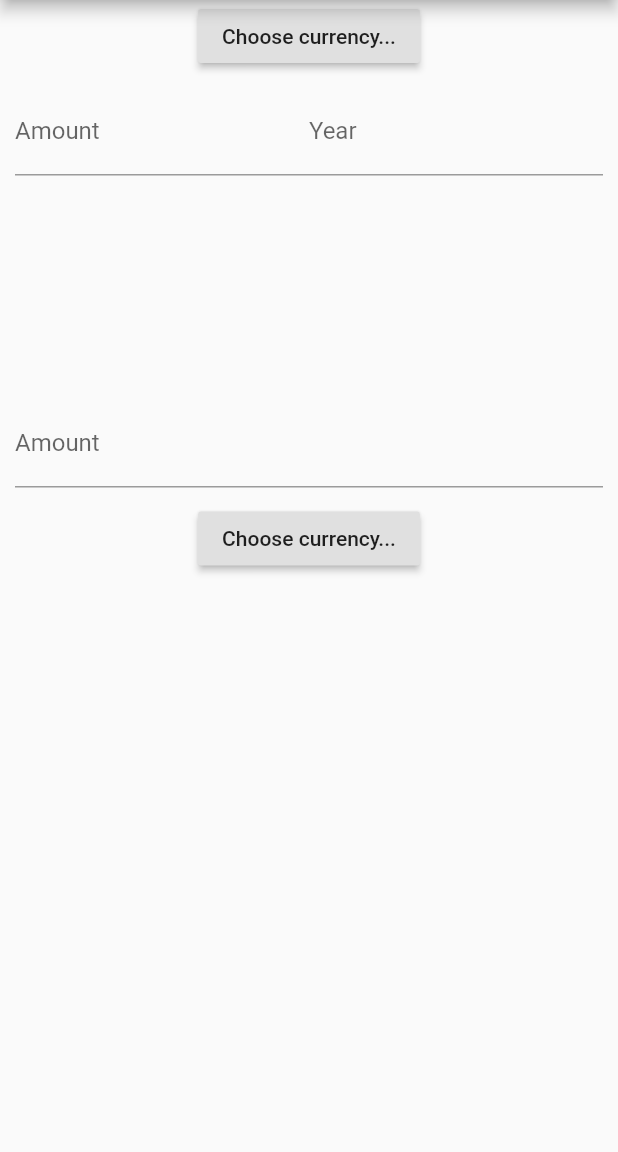
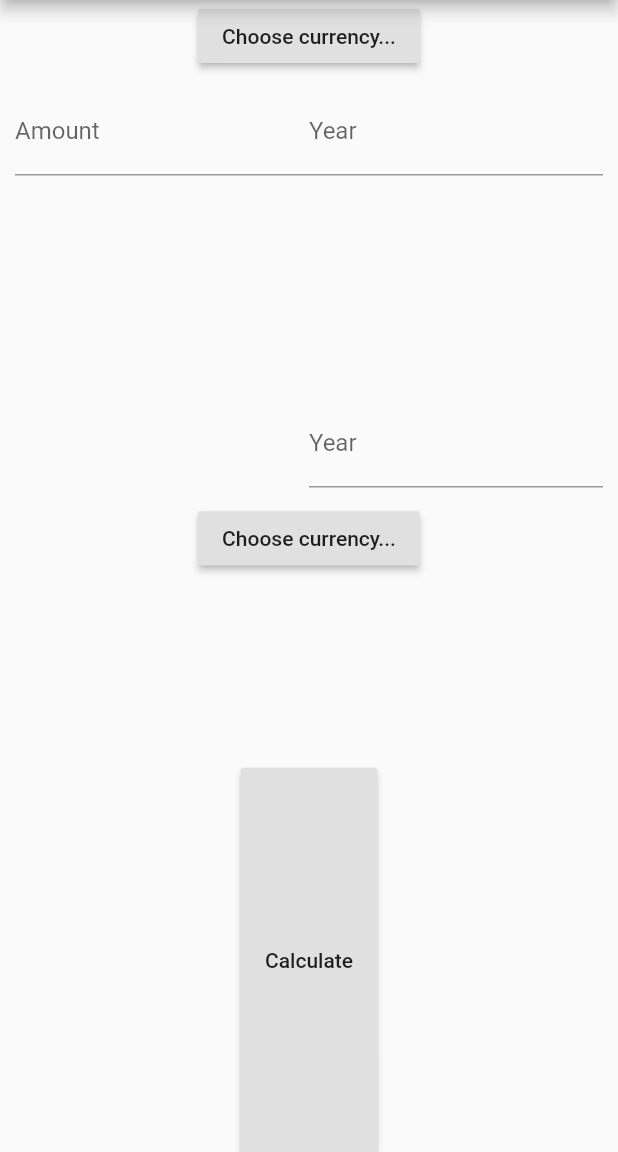
Before and after one commit to jltimm/inflation-calculator, a Flutter app: the screen it shows after launch, on a phone screen of 412 x 824 dp, the part 84-1236 px from its top. Run offline on Flutter 3.47's test engine with Material 2 defaults, Android fonts, the phone set to English and light mode, and no system bars.

Commit message:
big changes

```diff
--- a/lib/button.dart
+++ b/lib/button.dart
@@ -1,16 +1,16 @@
 import 'package:flutter/material.dart';
 import 'package:flutter/foundation.dart';
 
-class ButtonTest extends StatefulWidget {
-  ButtonTest({Key key, @required this.onTextChangedButton})
+class CurrencyButton extends StatefulWidget {
+  CurrencyButton({Key key, @required this.onTextChangedButton})
     : super(key: key);
 
   final ValueChanged<String> onTextChangedButton;
 
-  _ButtonTestState createState() => new _ButtonTestState();
+  _CurrencyButtonState createState() => new _CurrencyButtonState();
 }
 
-class _ButtonTestState extends State<ButtonTest> {
+class _CurrencyButtonState extends State<CurrencyButton> {
   String value = "";
 
   List<ListTile> getTiles() {
--- a/lib/main.dart
+++ b/lib/main.dart
@@ -5,6 +5,7 @@
 import 'package:flutter/material.dart';
 import 'textbox.dart';
 import 'button.dart';
+import 'dart:async';
 
 void main() {
   runApp(new InflationCalculator());
@@ -19,9 +20,9 @@ class _HomeState extends State<Home> {
   String _yearBefore = "";
   String _yearAfter = "";
   String _currencyBefore = "";
-  //String _currencyAfter = "";
   String _buttonBefore = "USD";
   String _buttonAfter = "USD";
+  String _value = "";
 
   void _handleYearBeforeChanged(String newString) {
     setState(() {
@@ -53,16 +54,10 @@ class _HomeState extends State<Home> {
     });
   }
 
-  // void _handleCurrencyAfterChanged(String newString) {
-  //   setState(() {
-  //     _currencyAfter = newString;
-  //   });
-  // }
-
   Widget buildBeforeInput() {
     return new Column(
       children: [
-        new ButtonTest(
+        new CurrencyButton(
           onTextChangedButton: _handleButtonBeforeChanged,
         ),
         new Container(
@@ -73,13 +68,13 @@ class _HomeState extends State<Home> {
               new Expanded(
                 child: new TextBoxTest(
                   label: "Amount",
-                  onTextChanged: _handleYearBeforeChanged,
+                  onTextChanged: _handleCurrencyBeforeChanged,
                 ),
               ),
               new Expanded(
                 child: new TextBoxTest(
                   label: "Year",
-                  onTextChanged: _handleCurrencyBeforeChanged,
+                  onTextChanged: _handleYearBeforeChanged,
                 ),
               ),
             ],
@@ -98,24 +93,95 @@ class _HomeState extends State<Home> {
             mainAxisAlignment: MainAxisAlignment.spaceEvenly,
             children:[
               new Expanded(
+                child: new Text(
+                  '$_value',
+                ),
+              ),
+              new Expanded(
                 child: new TextBoxTest(
-                  label: "Amount",
+                  label: "Year",
                   onTextChanged: _handleYearAfterChanged,
                 ),
               ),
-              // new Expanded(
-              //   child: new TextBoxTest(
-              //     label: "Year",
-              //     onTextChanged: _handleCurrencyAfterChanged,
-              //   ),
-              // ),
             ],
           )
         ),
-        new ButtonTest(
+        new CurrencyButton(
           onTextChangedButton: _handleButtonAfterChanged,
         ),
       ],
+    );
+  }
+
+  List<Widget> _buildErrorList(List<String> errors) {
+    List<Text> errorTextList = new List<Text>();
+    for (int i = 0; i < errors.length; i++) {
+      errorTextList.add(new Text(errors[i]));
+    }
+    return errorTextList;
+  }
+
+  Future<Null> _createBadDataAlertDialog(List<String> message) async {
+    return showDialog<Null>(
+      context: context,
+      barrierDismissible: false, // user must tap button!
+      child: new AlertDialog(
+        title: new Text('Error'),
+        content: new SingleChildScrollView(
+          child: new ListView(
+            children: [
+              //_buildErrorList(message),
+            ],
+          ),
+        ),
+        actions: [
+          new FlatButton(
+            child: new Text('Close'),
+            onPressed: () {
+              Navigator.of(context).pop();
+            },
+          ),
+        ],
+      ),
+    );
+  }
+
+  void _calculate() {
+    int yearBeforeInt;
+    int yearAfterInt;
+    double currencyBeforeDouble;
+    var errors = [];
+    try {
+      yearBeforeInt = int.parse(_yearBefore);
+    } catch(exception) {
+      //_createBadDataAlertDialog("Error! year before");
+      errors.add("Year before is empty or not a number.");
+    }
+    try {
+      yearAfterInt = int.parse(_yearAfter);
+    } catch(exception) {
+      errors.add("Year after is empty or not a number.");
+      //_createBadDataAlertDialog("Error! year after");
+    }
+    try {
+      currencyBeforeDouble = double.parse(_currencyBefore);
+    } catch(exception) {
+      errors.add("Value is empty or not a number.");;
+    }
+    if (errors.length > 0) {
+      _createBadDataAlertDialog(errors);
+    }
+    setState(() {
+      if (yearBeforeInt != null && yearAfterInt != null && currencyBeforeDouble != null) {
+        //_value = (yearBeforeInt + yearAfterInt + currencyBeforeDouble).toString();
+      }
+    });
+  }
+
+  Widget buildCalculateButton() {
+    return new RaisedButton(
+      child: const Text("Calculate"),
+      onPressed: _calculate,
     );
   }
 
@@ -128,9 +194,13 @@ class _HomeState extends State<Home> {
           child: buildBeforeInput(),
         ),
         new Expanded(
-          flex: 2,
+          flex: 1,
           child: buildAfterInput(),
-        )
+        ),
+        new Expanded(
+          flex: 1,
+          child: buildCalculateButton(),
+        ),
       ],
     );
   }
```
